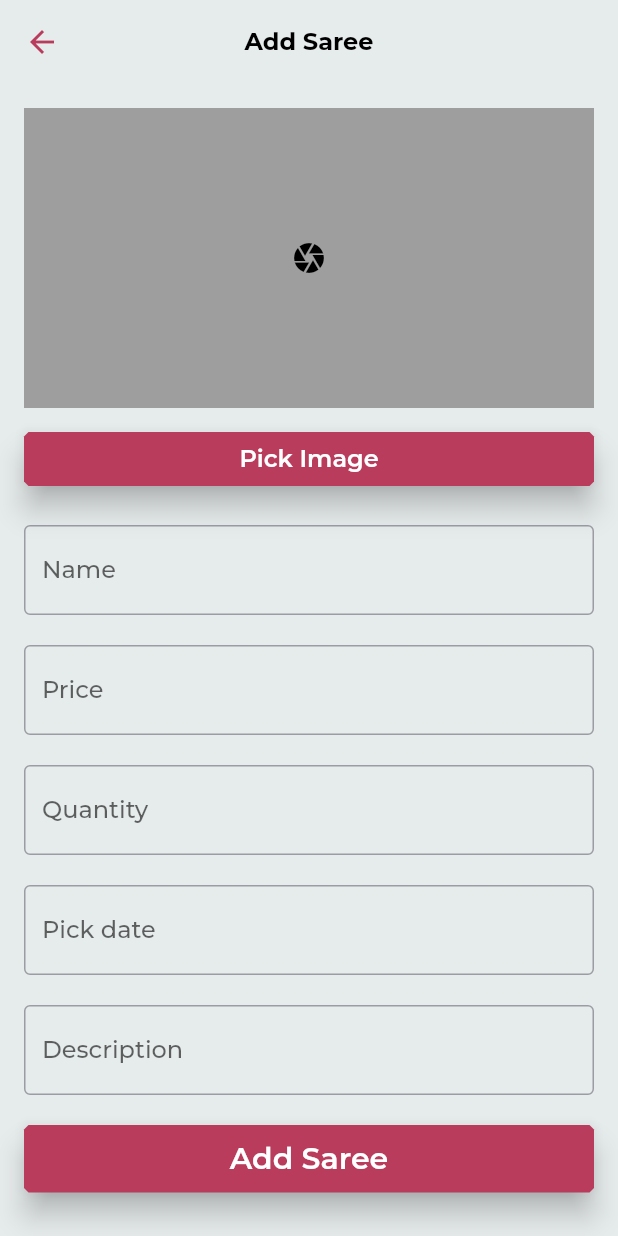
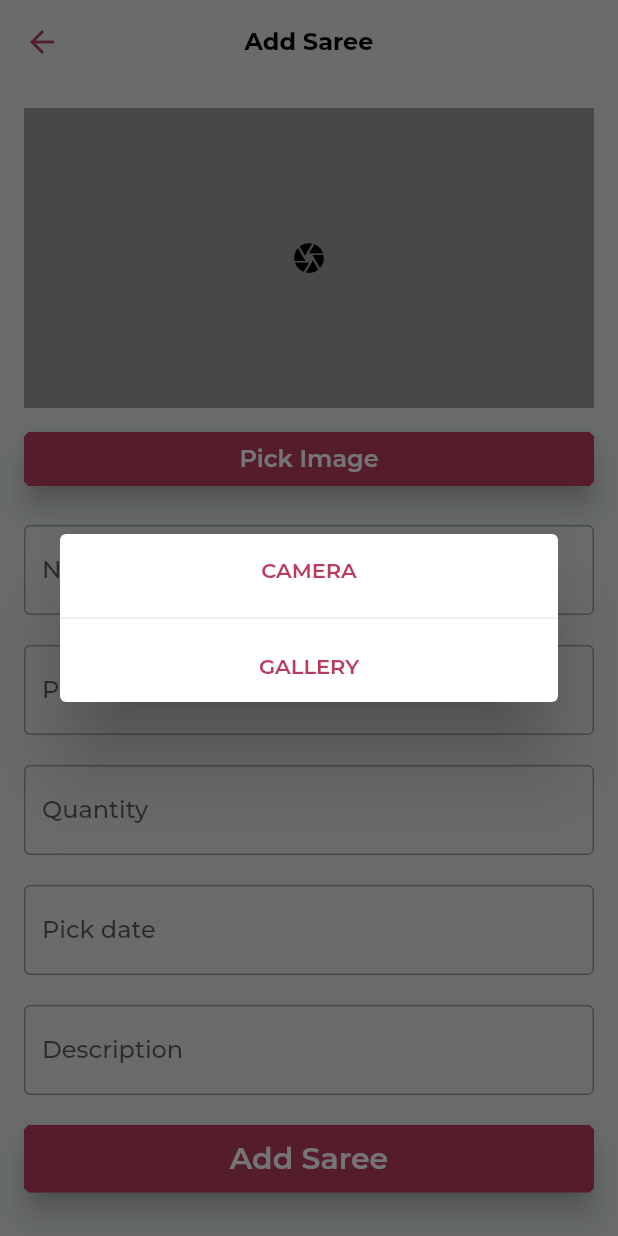
Before and after one commit to gopalkatariya44/ama, a Flutter app: the AddSareeScreen screen opened directly, after a tap on "Pick Image", on a phone screen of 412 x 824 dp. Run offline on Flutter 3.47's test engine with Material 2 defaults, Android fonts, the light colour scheme and no system bars; our stand-ins replace awesome_dialog, google_fonts, image_picker; missing offline and left inert: flutter_simple_calculator.

Commit message:
now seller can choose between file and camera

```diff
--- a/lib/ama_theme.dart
+++ b/lib/ama_theme.dart
@@ -19,6 +19,7 @@ class AmaThemeData {
       // Matches manifest.json colors and background color.
       primaryColor: const Color(0xFF030303),
       appBarTheme: AppBarTheme(
+
         textTheme: _textTheme.apply(bodyColor: colorScheme.onPrimary),
         color: colorScheme.background,
         elevation: 0,
--- a/lib/screens/addsaree.dart
+++ b/lib/screens/addsaree.dart
@@ -12,7 +12,13 @@ class AddSareeScreen extends StatefulWidget {
   _AddSareeScreenState createState() => _AddSareeScreenState();
 }
 
+enum imageInputType {
+  camera,
+  gallery,
+}
+
 class _AddSareeScreenState extends State<AddSareeScreen> {
+  late imageInputType value;
   late SareesChanger? sareesChanger;
   String? title;
   double? price;
@@ -27,10 +33,49 @@ class _AddSareeScreenState extends State<AddSareeScreen> {
   final picker = ImagePicker();
 
   void startImagePicker() async {
-    imagePicker = await picker.getImage(
-      source: ImageSource.gallery,
-      imageQuality: 7,
-    );
+    await showDialog(
+        context: context,
+        builder: (ctx) {
+          return Dialog(
+            child: Column(
+              mainAxisSize: MainAxisSize.min,
+              children: [
+                TextButton(
+                  onPressed: () {
+                    value = imageInputType.camera;
+                    Navigator.of(context, rootNavigator: true).pop();
+                  },
+                  child: Text("Camera".toUpperCase()),
+                ),
+                Divider(),
+                TextButton(
+                  onPressed: () {
+                    value = imageInputType.gallery;
+                    Navigator.of(context, rootNavigator: true).pop();
+                  },
+                  child: Text("Gallery".toUpperCase()),
+                ),
+              ],
+            ),
+          );
+        });
+
+    switch (value) {
+      case imageInputType.camera:
+        imagePicker = await picker.getImage(
+          source: ImageSource.camera,
+          imageQuality: 7,
+        );
+        break;
+      case imageInputType.gallery:
+        imagePicker = await picker.getImage(
+          source: ImageSource.gallery,
+          imageQuality: 7,
+        );
+        break;
+      default:
+    }
+
     if (imagePicker != null) {
       if (kIsWeb) networkFile = await imagePicker!.readAsBytes();
       setState(() {
--- a/lib/screens/bottom_navigation_bar/home.dart
+++ b/lib/screens/bottom_navigation_bar/home.dart
@@ -12,7 +12,8 @@ class HomePage extends StatelessWidget {
     var sareeProvider = Provider.of<SareesChanger?>(context);
     return Padding(
       padding: const EdgeInsets.all(8.0),
-      child: Column(
+      child: ListView(
+        physics: BouncingScrollPhysics(),
         children: [
           if (sareeProvider == null) CircularProgressIndicator(),
           if (sareeProvider!.sarees.isEmpty)
```
